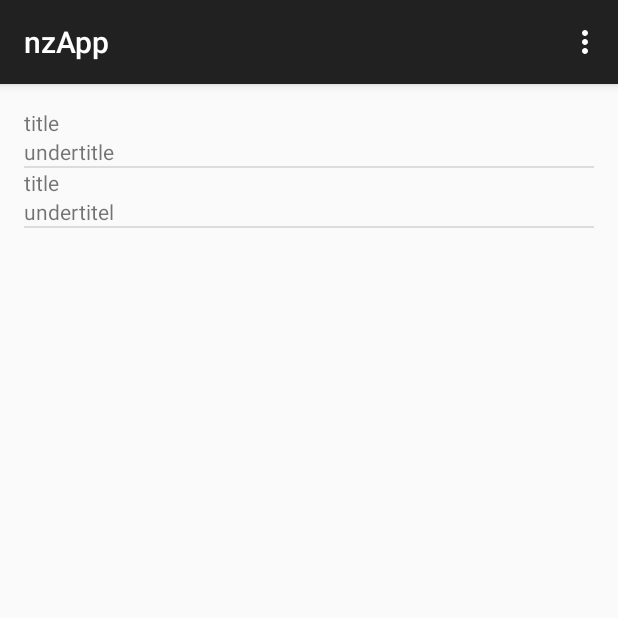
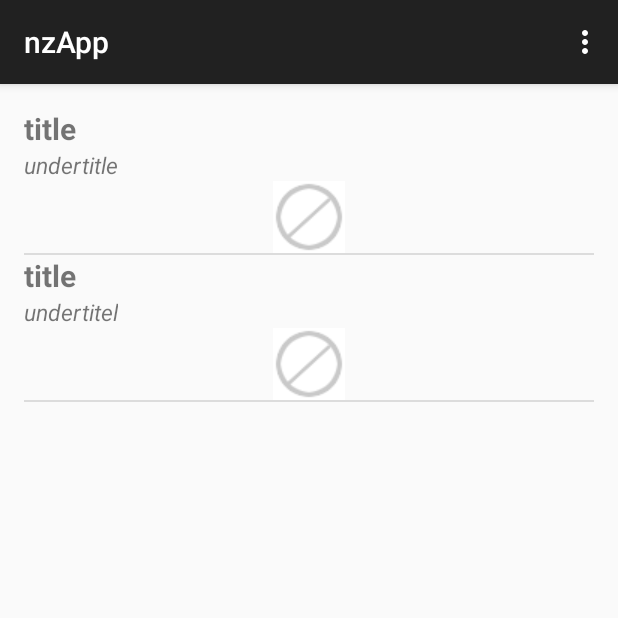
Before and after one commit to cintoros/nzApp, an Android app: the screen it shows after launch (MainActivity), on a phone screen of 412 x 824 dp, the top half of it. Run offline under Robolectric (Android 15) with nearby library versions, the phone set to English and light mode, and no system bars; libraries missing offline, so code that uses them is left out: retrofit.client; 2 statements that could not run were skipped.

Commit message:
added ImageView
added ImageView with standard image and changed TextViews

```diff
--- a/nzApp/app/src/main/res/layout/row_layout_2.xml
+++ b/nzApp/app/src/main/res/layout/row_layout_2.xml
@@ -7,11 +7,20 @@
 
     <TextView
         android:id="@+id/TitleView"
+        android:textStyle="bold"
+        android:textSize="20sp"
         android:layout_width="wrap_content"
         android:layout_height="wrap_content" />
 
     <TextView
         android:id="@+id/UnderTitleView"
+        android:textStyle="italic"
+        android:textSize="15sp"
         android:layout_width="wrap_content"
         android:layout_height="wrap_content" />
+    <ImageView
+        android:layout_width="wrap_content"
+        android:layout_height="wrap_content"
+        android:layout_gravity="center_horizontal"
+        android:src="@drawable/no_image"/>
 </LinearLayout>
```
Also changed, not shown: nzApp/app/src/main/res/drawable/no_image.png (added).
